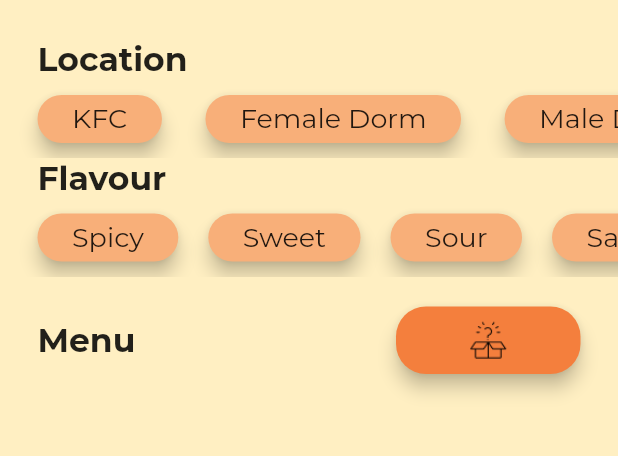
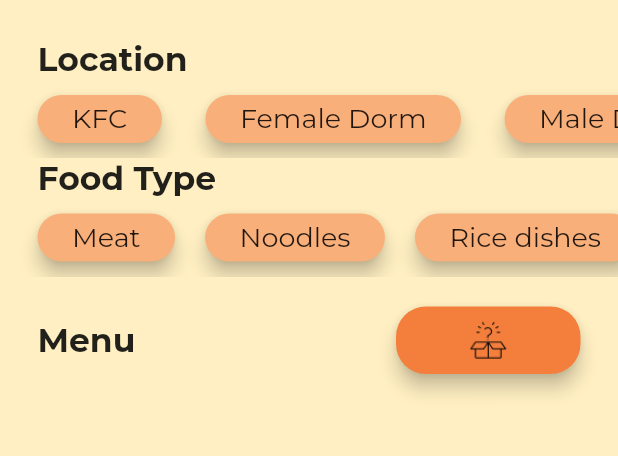
Before and after one commit to ppinng/araigordaiwithme, a Flutter app: the FoodList screen opened directly, on a phone screen of 412 x 824 dp, the part 76-532 px from its top. Run offline on Flutter 3.47's test engine with Material 2 defaults, Android fonts, the phone set to English and light mode, and no system bars; our stand-ins replace cloud_firestore, firebase_auth, firebase_core, flutter_hooks, font_awesome_flutter, get and 4 more; missing offline and left inert: dart:ffi; accounts and stored records are empty.

Commit message:
Fix_Tag_Typefood01

```diff
--- a/lib/components/Tag_button.dart
+++ b/lib/components/Tag_button.dart
@@ -104,7 +104,7 @@ class _MyButtonLayoutState extends State<MyButtonLayout> {
           child: Align(
             alignment: Alignment.centerLeft,
             child: Text(
-              'Flavour',
+              'Food Type',
               style: TextStyle(
                 fontSize: 22.0,
                 fontWeight: FontWeight.bold,
@@ -120,19 +120,35 @@ class _MyButtonLayoutState extends State<MyButtonLayout> {
             child: Row(
                 mainAxisAlignment: MainAxisAlignment.spaceEvenly,
                 children: const [
-                  ToggleColorButton(text: 'Spicy'),
+                  ToggleColorButton(text: 'Meat'),
                   SizedBox(
                     width: 20,
                   ),
-                  ToggleColorButton(text: 'Sweet'),
+                  ToggleColorButton(text: 'Noodles'),
                   SizedBox(
                     width: 20,
                   ),
-                  ToggleColorButton(text: 'Sour'),
+                  ToggleColorButton(text: 'Rice dishes'),
                   SizedBox(
                     width: 20,
                   ),
-                  ToggleColorButton(text: 'Salty'),
+                  // ToggleColorButton(text: 'Vegetable'),
+                  // SizedBox(
+                  //   width: 20,
+                  // ),
+                  ToggleColorButton(text: 'Frying'),
+                  SizedBox(
+                    width: 20,
+                  ),
+                  ToggleColorButton(text: 'Stir-Frying'),
+                  SizedBox(
+                    width: 20,
+                  ),
+                  ToggleColorButton(text: 'Grilling'),
+                  SizedBox(
+                    width: 20,
+                  ),
+                  ToggleColorButton(text: 'Boiling'),
                   SizedBox(
                     width: 20,
                   ),
```
